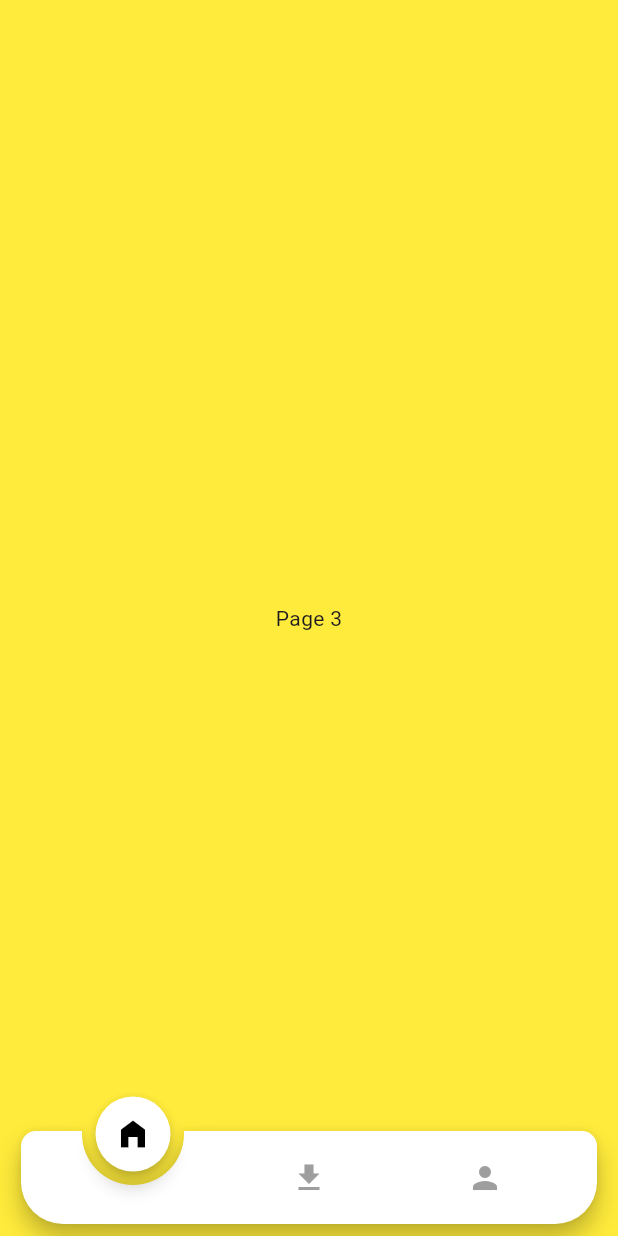
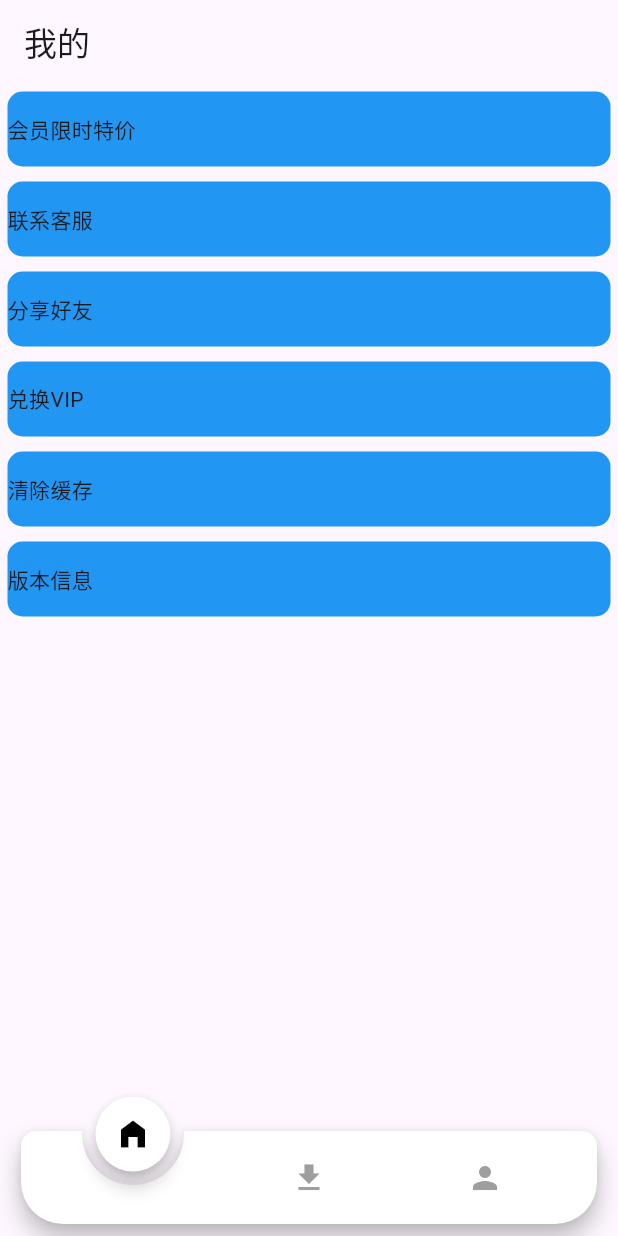
Before and after one commit to Cosyment/TubeSavely, a Flutter app: the screen it shows after launch, swiped to page 3, on a phone screen of 412 x 824 dp. Run offline on Flutter 3.47's test engine with Material 2 defaults, Android fonts, the phone set to English and light mode, and no system bars; drawn by our look-alikes of animated_notch_bottom_bar; our stand-ins replace image_gallery_saver, percent_indicator, video_player; missing offline and left inert: dart:ffi, simple_database, youtube_explode_dart.

Commit message:
1.简版我的；

```diff
--- a/lib/pages/MinePage.dart
+++ b/lib/pages/MinePage.dart
@@ -1,11 +1,74 @@
 import 'package:flutter/material.dart';
 
-class MinePage extends StatelessWidget {
-  const MinePage({Key? key}) : super(key: key);
+class MinePage extends StatefulWidget {
+  const MinePage({super.key});
+
+  @override
+  State<MinePage> createState() => _MinePageState();
+}
+
+class _MinePageState extends State<MinePage> {
+  List<dynamic> itemList = [
+    {
+      "icon": "",
+      "title": "会员限时特价",
+      "": "",
+    },
+    {
+      "icon": "",
+      "title": "联系客服",
+      "": "",
+    },
+    {
+      "icon": "",
+      "title": "分享好友",
+      "": "",
+    },
+    {
+      "icon": "",
+      "title": "兑换VIP",
+      "": "",
+    },
+    {
+      "icon": "",
+      "title": "清除缓存",
+      "": "",
+    },
+    {
+      "icon": "",
+      "title": "版本信息",
+      "": "",
+    },
+  ];
 
   @override
   Widget build(BuildContext context) {
-    return Container(
-        color: Colors.yellow, child: const Center(child: Text('Page 3')));
+    return Scaffold(
+      appBar: AppBar(
+        title: Text("我的"),
+      ),
+      body: SingleChildScrollView(
+        child: Column(
+          children: List.generate(itemList.length, (index) {
+            var item = itemList[index];
+            return Container(
+              height: 50,
+              width: double.infinity,
+              margin: EdgeInsets.all(5),
+              decoration: BoxDecoration(
+                color: Colors.blue, // Container的背景色
+                borderRadius: BorderRadius.circular(10),
+              ),
+              child: Row(
+                children: [
+                  // Image(image: image),
+                  Text(item['title']),
+                ],
+              ),
+            );
+          }),
+        ),
+      ),
+    );
   }
 }
```
